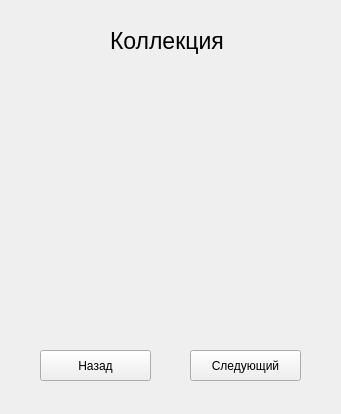
First picture: the form in Forms/wcollection.ui, repository IlyaTsg/EKinoWidget, before the edit.
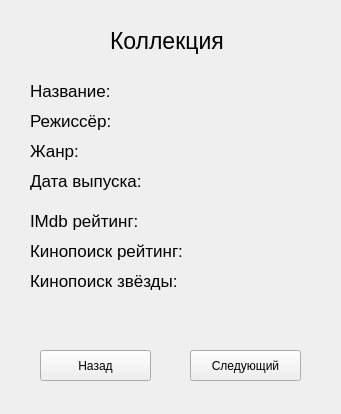
Second picture: the form after the edit.

```diff
--- a/Forms/wcollection.ui
+++ b/Forms/wcollection.ui
@@ -57,6 +57,258 @@
     <string>Следующий</string>
    </property>
   </widget>
+  <widget class="QLabel" name="label">
+   <property name="geometry">
+    <rect>
+     <x>30</x>
+     <y>80</y>
+     <width>81</width>
+     <height>21</height>
+    </rect>
+   </property>
+   <property name="font">
+    <font>
+     <pointsize>13</pointsize>
+    </font>
+   </property>
+   <property name="text">
+    <string>Название:</string>
+   </property>
+  </widget>
+  <widget class="QLabel" name="LTitle">
+   <property name="geometry">
+    <rect>
+     <x>120</x>
+     <y>80</y>
+     <width>191</width>
+     <height>21</height>
+    </rect>
+   </property>
+   <property name="font">
+    <font>
+     <pointsize>13</pointsize>
+    </font>
+   </property>
+   <property name="text">
+    <string/>
+   </property>
+  </widget>
+  <widget class="QLabel" name="label_3">
+   <property name="geometry">
+    <rect>
+     <x>30</x>
+     <y>110</y>
+     <width>81</width>
+     <height>21</height>
+    </rect>
+   </property>
+   <property name="font">
+    <font>
+     <pointsize>13</pointsize>
+    </font>
+   </property>
+   <property name="text">
+    <string>Режиссёр:</string>
+   </property>
+  </widget>
+  <widget class="QLabel" name="LDirector">
+   <property name="geometry">
+    <rect>
+     <x>120</x>
+     <y>110</y>
+     <width>201</width>
+     <height>21</height>
+    </rect>
+   </property>
+   <property name="font">
+    <font>
+     <pointsize>13</pointsize>
+    </font>
+   </property>
+   <property name="text">
+    <string/>
+   </property>
+  </widget>
+  <widget class="QLabel" name="LGenre">
+   <property name="geometry">
+    <rect>
+     <x>110</x>
+     <y>140</y>
+     <width>201</width>
+     <height>21</height>
+    </rect>
+   </property>
+   <property name="font">
+    <font>
+     <pointsize>13</pointsize>
+    </font>
+   </property>
+   <property name="text">
+    <string/>
+   </property>
+  </widget>
+  <widget class="QLabel" name="label_4">
+   <property name="geometry">
+    <rect>
+     <x>30</x>
+     <y>140</y>
+     <width>81</width>
+     <height>21</height>
+    </rect>
+   </property>
+   <property name="font">
+    <font>
+     <pointsize>13</pointsize>
+    </font>
+   </property>
+   <property name="text">
+    <string>Жанр:</string>
+   </property>
+  </widget>
+  <widget class="QLabel" name="LDate">
+   <property name="geometry">
+    <rect>
+     <x>160</x>
+     <y>170</y>
+     <width>151</width>
+     <height>21</height>
+    </rect>
+   </property>
+   <property name="font">
+    <font>
+     <pointsize>13</pointsize>
+    </font>
+   </property>
+   <property name="text">
+    <string/>
+   </property>
+  </widget>
+  <widget class="QLabel" name="label_5">
+   <property name="geometry">
+    <rect>
+     <x>30</x>
+     <y>170</y>
+     <width>121</width>
+     <height>21</height>
+    </rect>
+   </property>
+   <property name="font">
+    <font>
+     <pointsize>13</pointsize>
+    </font>
+   </property>
+   <property name="text">
+    <string>Дата выпуска:</string>
+   </property>
+  </widget>
+  <widget class="QLabel" name="LImdb">
+   <property name="geometry">
+    <rect>
+     <x>160</x>
+     <y>210</y>
+     <width>151</width>
+     <height>21</height>
+    </rect>
+   </property>
+   <property name="font">
+    <font>
+     <pointsize>13</pointsize>
+    </font>
+   </property>
+   <property name="text">
+    <string/>
+   </property>
+  </widget>
+  <widget class="QLabel" name="label_6">
+   <property name="geometry">
+    <rect>
+     <x>30</x>
+     <y>210</y>
+     <width>121</width>
+     <height>21</height>
+    </rect>
+   </property>
+   <property name="font">
+    <font>
+     <pointsize>13</pointsize>
+    </font>
+   </property>
+   <property name="text">
+    <string>IMdb рейтинг:</string>
+   </property>
+  </widget>
+  <widget class="QLabel" name="label_7">
+   <property name="geometry">
+    <rect>
+     <x>30</x>
+     <y>240</y>
+     <width>161</width>
+     <height>21</height>
+    </rect>
+   </property>
+   <property name="font">
+    <font>
+     <pointsize>13</pointsize>
+    </font>
+   </property>
+   <property name="text">
+    <string>Кинопоиск рейтинг:</string>
+   </property>
+  </widget>
+  <widget class="QLabel" name="Lkinop">
+   <property name="geometry">
+    <rect>
+     <x>190</x>
+     <y>240</y>
+     <width>121</width>
+     <height>21</height>
+    </rect>
+   </property>
+   <property name="font">
+    <font>
+     <pointsize>13</pointsize>
+    </font>
+   </property>
+   <property name="text">
+    <string/>
+   </property>
+  </widget>
+  <widget class="QLabel" name="label_8">
+   <property name="geometry">
+    <rect>
+     <x>30</x>
+     <y>270</y>
+     <width>161</width>
+     <height>21</height>
+    </rect>
+   </property>
+   <property name="font">
+    <font>
+     <pointsize>13</pointsize>
+    </font>
+   </property>
+   <property name="text">
+    <string>Кинопоиск звёзды:</string>
+   </property>
+  </widget>
+  <widget class="QLabel" name="LStar">
+   <property name="geometry">
+    <rect>
+     <x>190</x>
+     <y>270</y>
+     <width>121</width>
+     <height>21</height>
+    </rect>
+   </property>
+   <property name="font">
+    <font>
+     <pointsize>13</pointsize>
+    </font>
+   </property>
+   <property name="text">
+    <string/>
+   </property>
+  </widget>
  </widget>
  <resources/>
  <connections/>
```
